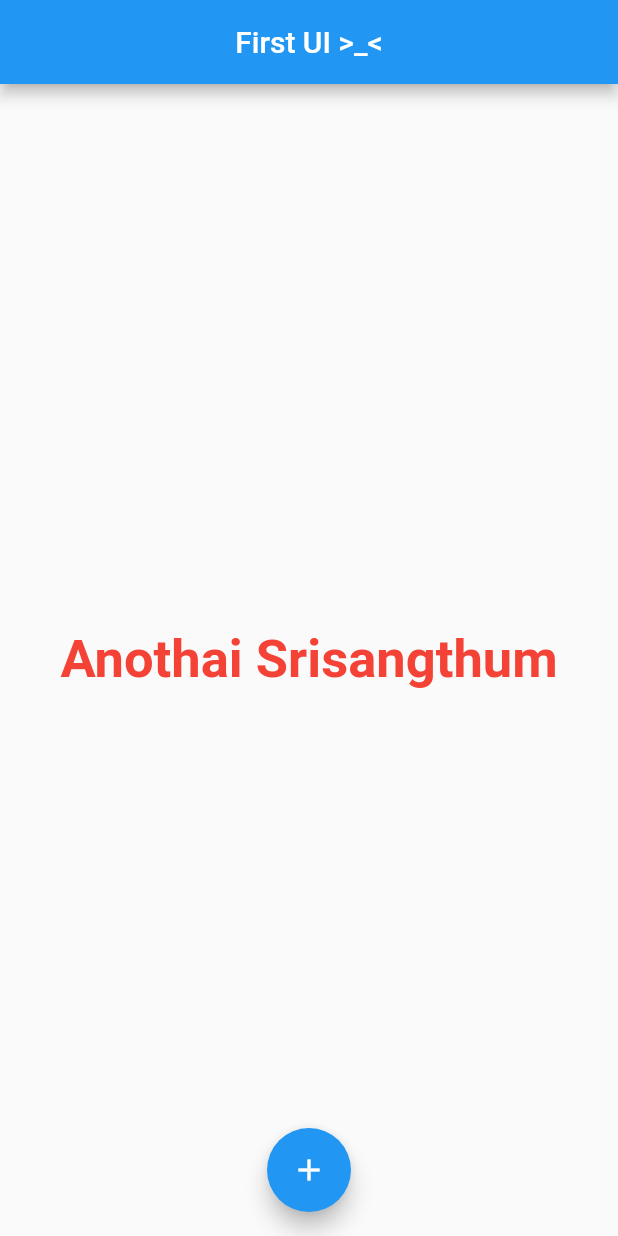
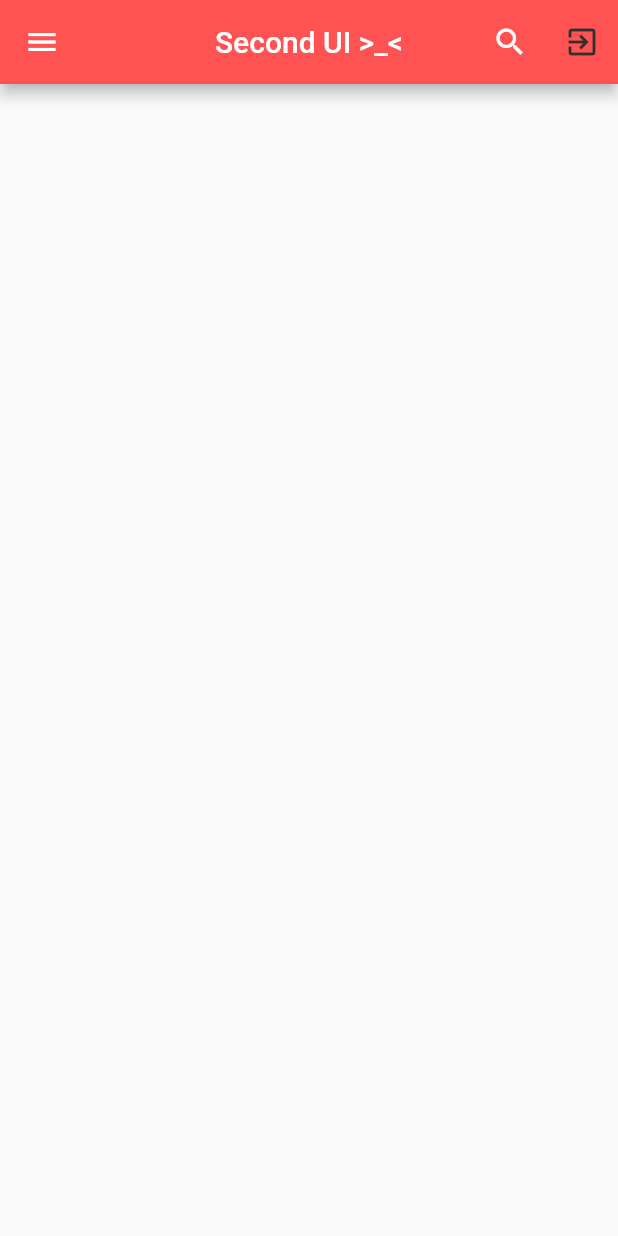
Before and after one commit to s6135710001/flutter_app_test1, a Flutter app: the screen it shows after launch, on a phone screen of 412 x 824 dp. Run offline on Flutter 3.47's test engine with Material 2 defaults, Android fonts, the phone set to English and light mode, and no system bars.

Commit message:
Code V.2

```diff
--- a/lib/main.dart
+++ b/lib/main.dart
@@ -1,11 +1,12 @@
 import 'package:flutter/material.dart';
 import 'package:flutter_app_test1/views/first_ui.dart';
+import 'package:flutter_app_test1/views/second_ui.dart';
 
 void main() {
   runApp(
     MaterialApp(
       debugShowCheckedModeBanner: false,
-      home: FirstUI(), //เรียกหน้าจอแรก
+      home: SecondUI(), //เรียกหน้าจอแรก
     ),
   );
 }
--- a/lib/views/second_ui.dart
+++ b/lib/views/second_ui.dart
@@ -0,0 +1,39 @@
+import 'package:flutter/material.dart';
+
+class SecondUI extends StatefulWidget {
+  const SecondUI({ Key? key }) : super(key: key);
+
+  @override
+  _SecondUIState createState() => _SecondUIState();
+}
+
+class _SecondUIState extends State<SecondUI> {
+  @override
+  Widget build(BuildContext context) {
+    return Scaffold(
+      appBar: AppBar(
+        backgroundColor: Colors.redAccent,
+        title: Text(
+           'Second UI >_<',
+        ),
+        centerTitle: true,
+        actions: [
+          IconButton(
+            onPressed: () {},
+            icon: Icon(
+              Icons.search,
+            ),
+          ),
+          IconButton(
+            onPressed: () {},
+            icon: Icon(
+              Icons.exit_to_app,
+              color: Colors.grey[850],
+            ),
+          ),
+        ],
+      ),
+      drawer: Drawer(),
+    );
+  }
+}
```
Also changed, not shown: lib/views/forth_ui.dart (+17 -0 lines), lib/views/home_ui.dart (+12 -0 lines), lib/views/third_ui.dart (+17 -0 lines).
